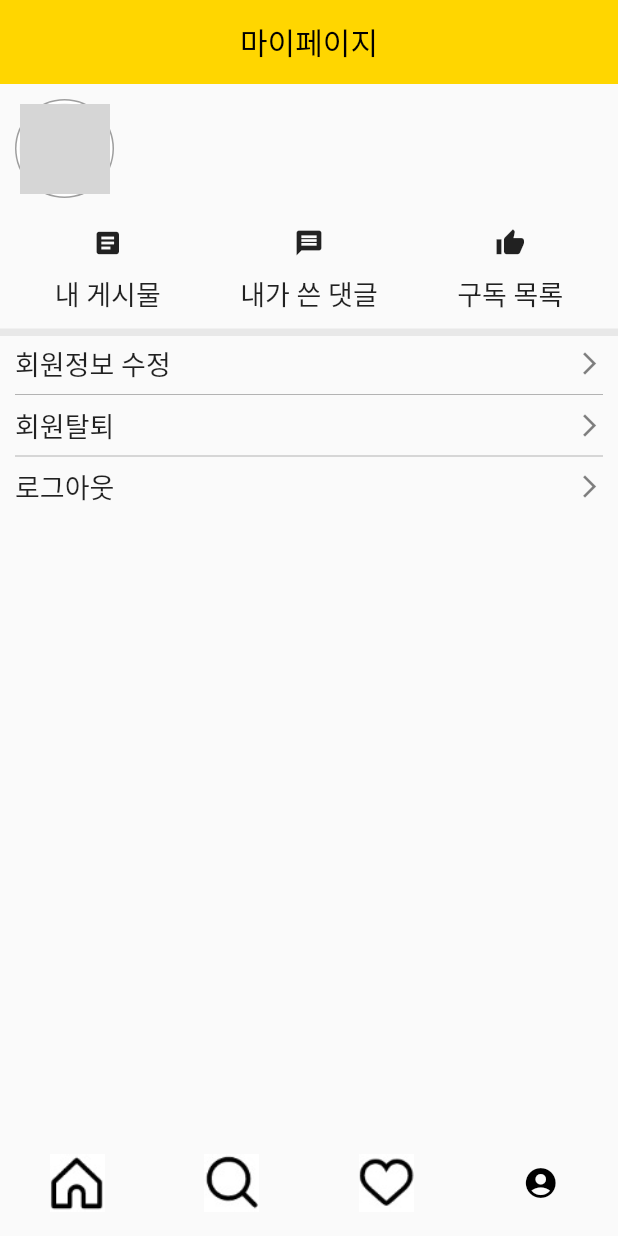
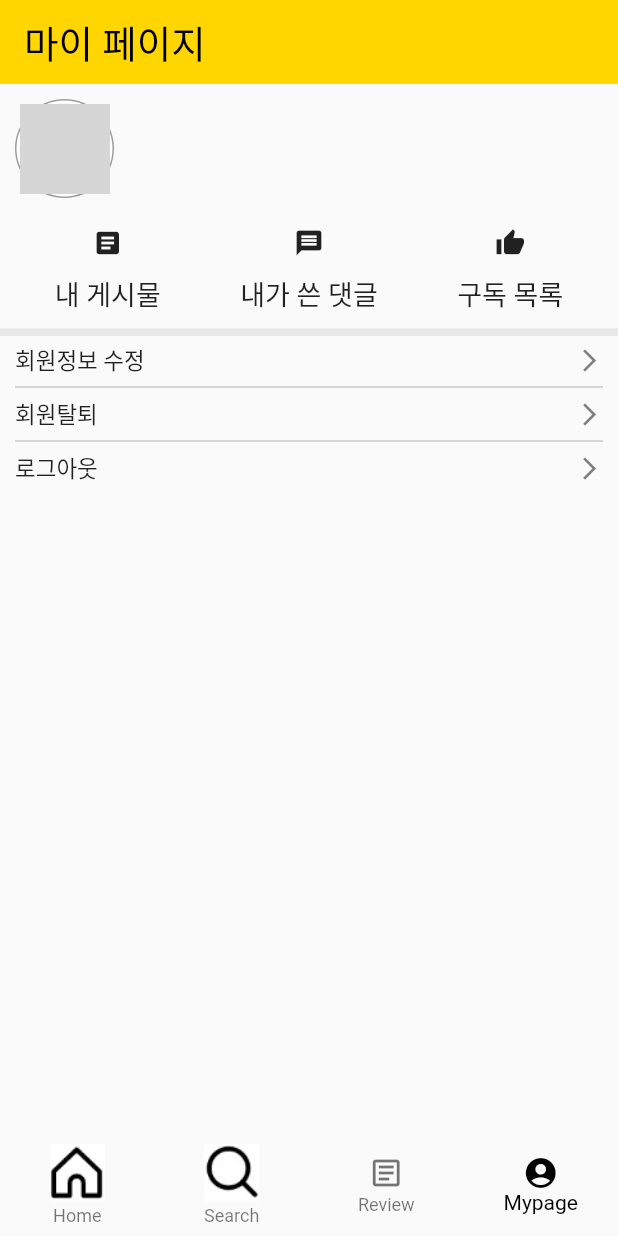
Before and after one commit to reve74/leco_flutter, a Flutter app: the App screen opened directly, item 4 of the bottom bar chosen, after a tap on "회원탈퇴", on a phone screen of 412 x 824 dp. Run offline on Flutter 3.47's test engine with Material 2 defaults, Android fonts, the phone set to English and light mode, and no system bars; drawn by our look-alikes of cached_network_image; our stand-ins replace cloud_firestore, expandable_text, firebase_auth, firebase_core, flutter_svg, get and 2 more; accounts and stored records are empty; network calls fail; Roboto replaces fonts that are missing (Jua); grey boxes are pictures that could not be loaded.

Commit message:
home screen ui

```diff
--- a/lib/screens/login/components/login_textformfield.dart
+++ b/lib/screens/login/components/login_textformfield.dart
@@ -17,7 +17,7 @@ class LoginTextFormfield extends StatelessWidget {
   @override
   Widget build(BuildContext context) {
     return Padding(
-      padding: const EdgeInsets.symmetric(horizontal: 10),
+      padding: const EdgeInsets.symmetric(horizontal: 30),
       child: Container(
         decoration: BoxDecoration(
           color: Colors.white,
@@ -60,6 +60,7 @@ class LoginTextFormfield extends StatelessWidget {
             ),
             hintText: text,
             hintStyle: const TextStyle(
+              fontFamily: 'Jua',
               color: Colors.black38,
               fontSize: 14,
             ),
--- a/lib/screens/main/app.dart
+++ b/lib/screens/main/app.dart
@@ -4,6 +4,7 @@ import 'package:get/get.dart';
 import 'package:google_sign_in/google_sign_in.dart';
 import 'package:leco_flutter/controller/bottom_nav_controller.dart';
 import 'package:leco_flutter/screens/main/home/home_screen.dart';
+import 'package:leco_flutter/screens/main/home/review_screen.dart';
 import 'package:leco_flutter/screens/main/mypage_screen.dart';
 import 'package:leco_flutter/screens/main/search_screen.dart';
 import 'package:leco_flutter/screens/main/test.dart';
@@ -16,7 +17,6 @@ import 'package:leco_flutter/model/user.dart';
 
 class App extends GetView<BottomNavController> {
   const App({Key? key}) : super(key: key);
-
 
   // saveUserInfoToFirestore() async {
   //   final GoogleSignInAccount gCurrentUser = googleSignIn.currentUser!;
@@ -35,8 +35,6 @@ class App extends GetView<BottomNavController> {
   //
   // }
 
-
-
   @override
   Widget build(BuildContext context) {
     return WillPopScope(
@@ -49,45 +47,46 @@ class App extends GetView<BottomNavController> {
             index: controller.pageIndex.value,
             children: [
               HomeScreen(),
-              // const Search(),
               SearchScreen(),
-              Container(
-                child: Center(
-                  child: Text(
-                    'activity',
-                  ),
-                ),
-              ),
+              ReviewScreen(),
               MypageScreen(),
             ],
           ),
           bottomNavigationBar: BottomNavigationBar(
+            selectedLabelStyle: const TextStyle(fontFamily: 'Jua'),
+            unselectedLabelStyle: const TextStyle(fontFamily: 'Jua'),
             type: BottomNavigationBarType.fixed,
-            showSelectedLabels: false,
-            showUnselectedLabels: false,
+            showSelectedLabels: true,
+            showUnselectedLabels: true,
             currentIndex: controller.pageIndex.value,
             elevation: 0,
             onTap: controller.changeBottomNav,
+            // selectedLabelStyle: TextStyle(fontSize: 14),
+            selectedItemColor: Colors.black,
             items: [
               BottomNavigationBarItem(
-                  icon: ImageData(IconsPath.homeOff),
-                  activeIcon: ImageData(IconsPath.homeOn),
-                  label: 'home'),
+                icon: ImageData(IconsPath.homeOff),
+                activeIcon: ImageData(IconsPath.homeOn),
+                label: 'Home',
+              ),
               BottomNavigationBarItem(
                   icon: ImageData(IconsPath.searchOff),
                   activeIcon: ImageData(IconsPath.searchOn),
-                  label: 'search'),
-              BottomNavigationBarItem(
-                  icon: ImageData(IconsPath.activeOff),
-                  activeIcon: ImageData(IconsPath.activeOn),
-                  label: 'like'),
+                  label: 'Search'),
+              const BottomNavigationBarItem(
+                  icon: Icon(Icons.article_outlined),
+                  activeIcon: Icon(
+                    Icons.article_outlined,
+                    color: Colors.black,
+                  ),
+                  label: 'Review'),
               const BottomNavigationBarItem(
                 icon: Icon(Icons.account_circle_rounded),
                 activeIcon: Icon(
                   Icons.account_circle_rounded,
                   color: Colors.black,
                 ),
-                label: 'mypage',
+                label: 'Mypage',
               ),
             ],
           ),
--- a/lib/screens/main/components/avatar_widget.dart
+++ b/lib/screens/main/components/avatar_widget.dart
@@ -7,9 +7,11 @@ class AvatarWidget extends StatelessWidget {
   String? thumbPath;
   String? nickName;
   double? size;
+  AvatarType type;
 
   AvatarWidget({
     Key? key,
+    required this.type,
     required this.thumbPath,
     this.nickName,
     this.size = 60,
@@ -78,6 +80,16 @@ class AvatarWidget extends StatelessWidget {
 
   @override
   Widget build(BuildContext context) {
-    return type3Widget();
+    switch (type) {
+      case AvatarType.TYPE1:
+        return type1Widget();
+        break;
+      case AvatarType.TYPE2:
+        return type2Widget();
+      case AvatarType.TYPE3:
+        return type3Widget();
+        break;
+    }
+    return Container();
   }
 }
--- a/lib/screens/main/components/review_card.dart
+++ b/lib/screens/main/components/review_card.dart
@@ -23,6 +23,7 @@ class _ReviewCardState extends State<ReviewCard> {
         mainAxisAlignment: MainAxisAlignment.spaceBetween,
         children: [
           AvatarWidget(
+            type: AvatarType.TYPE3,
             nickName: 'jian_chae',
             thumbPath:
                 'https://scontent-gmp1-1.cdninstagram.com/v/t51.2885-19/271273721_342832727381466_8822539606297120930_n.jpg?stp'
--- a/lib/screens/main/home/home_screen.dart
+++ b/lib/screens/main/home/home_screen.dart
@@ -1,11 +1,5 @@
-import 'package:cloud_firestore/cloud_firestore.dart';
-import 'package:firebase_auth/firebase_auth.dart';
+import 'package:cached_network_image/cached_network_image.dart';
 import 'package:flutter/material.dart';
-import 'package:flutter_svg/flutter_svg.dart';
-import 'package:leco_flutter/screens/main/home/create_screen.dart';
-import '../components/review_card.dart';
-
-
 
 class HomeScreen extends StatefulWidget {
   const HomeScreen({Key? key}) : super(key: key);
@@ -14,116 +8,211 @@ class HomeScreen extends StatefulWidget {
   _HomeScreenState createState() => _HomeScreenState();
 }
 
-class _HomeScreenState extends State<HomeScreen> with TickerProviderStateMixin {
+class _HomeScreenState extends State<HomeScreen> {
   late TabController tabController;
 
   @override
   void initState() {
     super.initState();
-    tabController = TabController(length: 4, vsync: this);
+    // tabController = TabController(length: 4, vsync: this);
   }
 
-  Widget _body() {
-    return TabBarView(
-      controller: tabController,
+  Widget _menuTab({String? title, Function()? onPressed}) { // 메뉴 탭
+    return Padding(
+      padding: const EdgeInsets.symmetric(horizontal: 10),
+      child: Row(
+        mainAxisAlignment: MainAxisAlignment.spaceBetween,
         children: [
-        SingleChildScrollView(
-          child: Column(
-            children: List.generate(
-              20,
-              (index) => ReviewCard(
-                number: index,
-              ),
-            ).toList(),
+          Text(
+            '$title',
+            style: const TextStyle(
+              fontSize: 20,
+              fontFamily: 'Jua',
             ),
           ),
-        // Center(
-        //   child: Text('인기 페이지'),
-        // ),
-        CreateScreen(),
-        Center(
-          child: Text('발매소식'),
-        ),
-        Center(
-          child: Text('공지사항'),
+          IconButton(
+            icon: const Icon(Icons.arrow_forward),
+            onPressed: onPressed,
           ),
         ],
+      ),
     );
   }
 
-  Widget _tabMenuOne({String? menu, Color? color}) {
+  Widget _card({String? thumbPath, double? size}) { // 제품 카드
     return Column(
       children: [
         Container(
-          margin: const EdgeInsets.only(bottom: 5, top: 5),
-          height: 40,
-          width: 40,
-          decoration: BoxDecoration(
-            borderRadius: BorderRadius.circular(10),
-            color: color,
-            boxShadow: [
-              BoxShadow(
-                color: Colors.grey.withOpacity(0.5),
-                spreadRadius: 3,
-                blurRadius: 5,
-                offset: const Offset(0, 3), // changes position of shadow
+          padding: const EdgeInsets.symmetric(
+            horizontal: 10,
           ),
-            ],
+          decoration: const BoxDecoration(
+            shape: BoxShape.circle,
+            color: Colors.white,
           ),
-          child: Center(
-            child: Container(
-              height: 15,
-              width: 15,
-              decoration: BoxDecoration(
-                shape: BoxShape.circle,
-                color: color,
-                border: Border.all(color: Colors.white, width: 0.5),
-                boxShadow: [
-                  BoxShadow(
-                    color: Colors.grey.withOpacity(0.5),
-                    spreadRadius: 1,
-                    blurRadius: 3,
-                    offset: const Offset(0, 3), // changes position of shadow
-                  ),
-                ],
+          child: ClipRRect(
+            borderRadius: BorderRadius.circular(size!),
+            child: SizedBox(
+              width: size,
+              height: size,
+              child: CachedNetworkImage(
+                imageUrl: thumbPath!,
+                fit: BoxFit.cover,
               ),
             ),
           ),
         ),
-        Container(
-          child: Text(
-            menu!,
-            style: const TextStyle(
-                fontSize: 13,
-                // fontFamily: 'Hi',
-                fontWeight: FontWeight.w600,
-                color: Colors.black),
+        const SizedBox(
+          height: 5,
+        ),
+        Text(
+          '디즈니',
+          style: TextStyle(
+            color: Colors.black.withOpacity(0.6),
+            fontSize: 15,
+            fontFamily: 'Jua',
           ),
         ),
       ],
     );
   }
 
-  PreferredSizeWidget _tabMenu() {
-    return PreferredSize(
+  Widget _menuCard() {
+    return SingleChildScrollView(
+      scrollDirection: Axis.horizontal,
+      child: Row(
+        children: [
+          ...List.generate(
+            10,
+            (index) => _card(
+              size: 100,
+              thumbPath:
+                  'https://www.lego.com/cdn/cs/set/assets/bltfb7085baebd9e2ca/ThemeImage-202107-Disney.jpg?fit=bounds&format=webply&quality=80&width=420&height=200&dpr=1',
+            ),
+          ),
+        ],
+      ),
+    );
+  }
+
+  Widget _news() { // 뉴스
+    return Column(
+      children: [
+        Padding(
+          padding: const EdgeInsets.only(
+            left: 10,
+            right: 5,
+          ),
+          child: Row(
+            mainAxisAlignment: MainAxisAlignment.spaceBetween,
+            children: [
+              const Text(
+                'LEGO News',
+                style: TextStyle(
+                  fontSize: 20,
+                  fontFamily: 'Jua',
+                ),
+              ),
+              TextButton(
+                onPressed: () {},
                 child: Container(
-        height: 70,
-        width: Size.infinite.width,
+                  width: 50,
+                  height: 25,
                   decoration: BoxDecoration(
-          border: Border(bottom: BorderSide(color: Color(0xffe4e4e4))),
+                    color: Colors.red,
+                    borderRadius: BorderRadius.circular(10),
                   ),
-        child: TabBar(
-          controller: tabController,
-          indicatorColor: Colors.white,
-          tabs: [
-            _tabMenuOne(menu: '리뷰게시판', color: Colors.red),
-            _tabMenuOne(menu: '창작게시판', color: Colors.yellow),
-            _tabMenuOne(menu: '발매소식', color: Colors.green),
-            _tabMenuOne(menu: '공지사항', color: Colors.blue),
+                  child: const Align(
+                    alignment: Alignment.center,
+                    child: Text(
+                      '더 보기',
+                      style: TextStyle(
+                        color: Colors.black,
+                        fontSize: 15,
+                        fontFamily: 'Jua',
+                      ),
+                    ),
+                  ),
+                ),
+              ),
             ],
           ),
         ),
-      preferredSize: Size.fromHeight(70),
+        _newsCard(),
+      ],
+    );
+  }
+
+  Widget _newsCard() { // 뉴스 카드
+    return Row(
+      mainAxisAlignment: MainAxisAlignment.spaceAround,
+      children: [
+        Expanded(
+          child: Column(
+            children: [
+              Container(
+                width: 170,
+                height: 120,
+                color: Colors.grey.withOpacity(0.5),
+              ),
+              const Padding(
+                padding: EdgeInsets.all(5.0),
+                child: Text(
+                  'The LEGO Foundation has announced it will donate 600 LEGO® MRI Scanners to hospitals worldwide to help children',
+                  maxLines: 2,
+                  overflow: TextOverflow.ellipsis, // 글자 넘어갈때 '...'처리 해주는 속성
+                  style: TextStyle(
+                    fontSize: 13,
+                  ),
+                ),
+              ),
+            ],
+          ),
+        ),
+        Expanded(
+          child: Column(
+            children: [
+              Container(
+                width: 170,
+                height: 120,
+                color: Colors.grey.withOpacity(0.5),
+              ),
+              const Padding(
+                padding: EdgeInsets.all(5.0),
+                child: Text(
+                  'An Italian Style Icon: An Italian Style Icon: The elegance of the 1960’s with the new LEGO® Vespa 125',
+                  maxLines: 2,
+                  overflow: TextOverflow.ellipsis, // 글자 넘어갈때 '...'처리 해주는 속성
+                  style: TextStyle(
+                    fontSize: 13,
+                  ),
+                ),
+              ),
+            ],
+          ),
+        ),
+      ],
+    );
+  }
+
+  Widget _body() { // 제품 카테고리
+    return Column(
+      crossAxisAlignment: CrossAxisAlignment.stretch,
+      children: [
+        _menuTab(
+          title: '카테고리',
+          onPressed: () {},
+        ),
+        _menuCard(),
+        _menuTab(
+          title: '신제품',
+          onPressed: () {},
+        ),
+        _menuCard(),
+        const SizedBox(
+          height: 10,
+        ),
+      ],
     );
   }
 
@@ -135,25 +224,32 @@ class _HomeScreenState extends State<HomeScreen> with TickerProviderStateMixin {
     return Scaffold(
       appBar: AppBar(
         elevation: 0,
-        backgroundColor: Color(0xfffffd600),
-        leading: Icon(Icons.add_alert),
-        centerTitle: true,
+        backgroundColor: const Color(0xfffffd600),
+        automaticallyImplyLeading: false,
+        // centerTitle: true,
+        // leading: Container(),
         title: const Text(
           'LECO',
           style: TextStyle(
-            fontSize: 30,
+            fontFamily: 'Jua',
+            fontSize: 35,
             fontWeight: FontWeight.w700,
           ),
         ),
-        actions: [
+        actions: const [
           Padding(
-            padding: const EdgeInsets.only(right: 10.0),
+            padding: EdgeInsets.only(right: 10.0),
             child: Icon(Icons.settings),
           ),
         ],
-        bottom: _tabMenu(),
+        // bottom: _tabMenu(),
       ),
-      body: _body(),
+      body: ListView(
+        children: [
+          _body(),
+          _news(),
+        ],
+      ),
     );
   }
 }
--- /dev/null
+++ b/lib/screens/main/home/review_screen.dart
@@ -0,0 +1,22 @@
+import 'package:flutter/material.dart';
+import 'package:leco_flutter/screens/main/components/review_card.dart';
+
+class ReviewScreen extends StatelessWidget {
+  const ReviewScreen({Key? key}) : super(key: key);
+
+  @override
+  Widget build(BuildContext context) {
+    return SingleChildScrollView(
+      child: SafeArea(
+        child: Column(
+          children: List.generate(
+            20,
+                (index) => ReviewCard(
+              number: index,
+            ),
+          ).toList(),
+        ),
+      ),
+    );
+  }
+}
--- a/lib/screens/main/mypage_screen.dart
+++ b/lib/screens/main/mypage_screen.dart
@@ -54,7 +54,8 @@ class _MypageScreenState extends State<MypageScreen> {
             Text(
               title!,
               style: const TextStyle(
-                fontSize: 18,
+                fontSize: 15,
+                fontFamily: 'Jua',
               ),
             ),
             Icon(
@@ -84,7 +85,6 @@ class _MypageScreenState extends State<MypageScreen> {
         Get.back();
       },
     );
-
   }
 
   @override
@@ -92,17 +92,16 @@ class _MypageScreenState extends State<MypageScreen> {
     return Scaffold(
       appBar: AppBar(
         backgroundColor: const Color(0xfffffd600),
-        leading: const SizedBox(
-          width: 5,
-        ),
+        automaticallyImplyLeading: false,
         elevation: 0,
         title: const Text(
-          '마이페이지',
+          '마이 페이지',
           style: TextStyle(
+            fontFamily: 'Jua',
+            fontSize: 25,
             color: Colors.black,
           ),
         ),
-        centerTitle: true,
       ),
       body: Column(
         children: [
@@ -120,8 +119,9 @@ class _MypageScreenState extends State<MypageScreen> {
                     Row(
                       children: [
                         AvatarWidget(
+                          type: AvatarType.TYPE3,
                           thumbPath:
-                          'https://scontent-gmp1-1.cdninstagram.com/v/t51.2885-19/271273721_342832727381466_8822539606297120930_n.jpg?stp'
+                              'https://scontent-gmp1-1.cdninstagram.com/v/t51.2885-19/271273721_342832727381466_8822539606297120930_n.jpg?stp'
                               '=dst-jpg_s320x320&_nc_ht=scontent-gmp1-1.cdninstagram.com&_nc_cat=106&_nc_ohc=tUJpO96uCj0AX_2vN_a&edm=ABfd0MgBAAAA&ccb=7-4&oh='
                               '00_AT9D20ikGtzzApZDlgiyMwqZXKfECbXFhtGnCLCfaZGjFw&oe=621D005F&_nc_sid=7bff83',
                         ),
@@ -150,6 +150,7 @@ class _MypageScreenState extends State<MypageScreen> {
                               '내 게시물',
                               style: TextStyle(
                                 fontSize: 18,
+                                fontFamily: 'Jua',
                               ),
                             ),
                           ],
@@ -167,6 +168,7 @@ class _MypageScreenState extends State<MypageScreen> {
                               '내가 쓴 댓글',
                               style: TextStyle(
                                 fontSize: 18,
+                                fontFamily: 'Jua',
                               ),
                             ),
                           ],
@@ -184,6 +186,7 @@ class _MypageScreenState extends State<MypageScreen> {
                               '구독 목록',
                               style: TextStyle(
                                 fontSize: 18,
+                                fontFamily: 'Jua',
                               ),
                             ),
                           ],
@@ -215,9 +218,10 @@ class _MypageScreenState extends State<MypageScreen> {
                   thickness: 0.5,
                 ),
               ),
-              _mppageTab( // 팝업 추가 필요
+              _mppageTab(
+                // 팝업 추가 필요
                 title: '회원탈퇴',
-                onTap: () async{
+                onTap: () async {
                   await FirebaseFirestore.instance
                       .collection('user')
                       .doc(loggedUser!.email!)
--- a/lib/screens/main/search_screen.dart
+++ b/lib/screens/main/search_screen.dart
@@ -6,8 +6,9 @@ class SearchScreen extends StatelessWidget {
 
   @override
   Widget build(BuildContext context) {
-    return SafeArea(
-      child: Container(
+    return Scaffold(
+      appBar: AppBar(
+        title: Container(
           margin: const EdgeInsets.symmetric(
             horizontal: 20,
           ),
@@ -20,13 +21,6 @@ class SearchScreen extends StatelessWidget {
             border: Border.all(
               color: Color(0xfffffd600),
             ),
-          // boxShadow: [
-          //   BoxShadow(
-          //     offset: Offset(0, 1),
-          //     blurRadius: 50,
-          //     color: Colors.red.withOpacity(0.23),
-          //   ),
-          // ],
           ),
           child: Row(
             children: [
@@ -44,7 +38,7 @@ class SearchScreen extends StatelessWidget {
                     hintText: '검색',
                     hintStyle: TextStyle(
                       color: Colors.black.withOpacity(0.5),
-                    // fontFamily: 'Hi',
+                      fontFamily: 'Jua',
                       fontSize: 20,
                     ),
                     enabledBorder: InputBorder.none,
@@ -56,6 +50,11 @@ class SearchScreen extends StatelessWidget {
             ],
           ),
         ),
+        elevation: 0,
+        backgroundColor: Color(0xfffffd600),
+        automaticallyImplyLeading: false,
+      ),
+      body: Container(),
     );
   }
 }
```
Also changed, not shown: lib/controller/dto/loginreq_dto.dart (added, +10 -0 lines), lib/controller/user_controller.dart (+30 -0 lines), lib/model/post.dart (added, +13 -0 lines), lib/model/user.dart (+26 -17 lines), lib/screens/login/components/signupimage_with_text.dart (+7 -6 lines), lib/screens/login/signgin_screen.dart (+58 -55 lines), lib/screens/login/signup_screen.dart (+7 -5 lines), lib/settings/firebase.dart (added, +7 -0 lines), pubspec.yaml (+8 -0 lines), assets/images/facebook.png (added), assets/images/google.png (added), pubspec.lock, 3 other files. Lines whose indentation alone changed are shown as unchanged.
